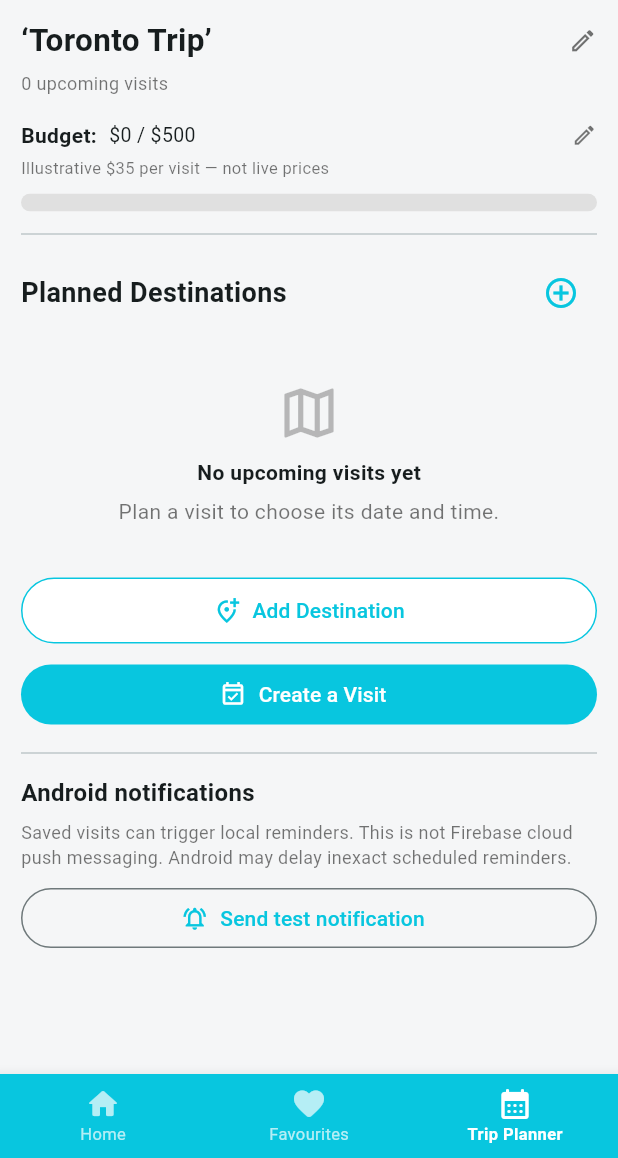
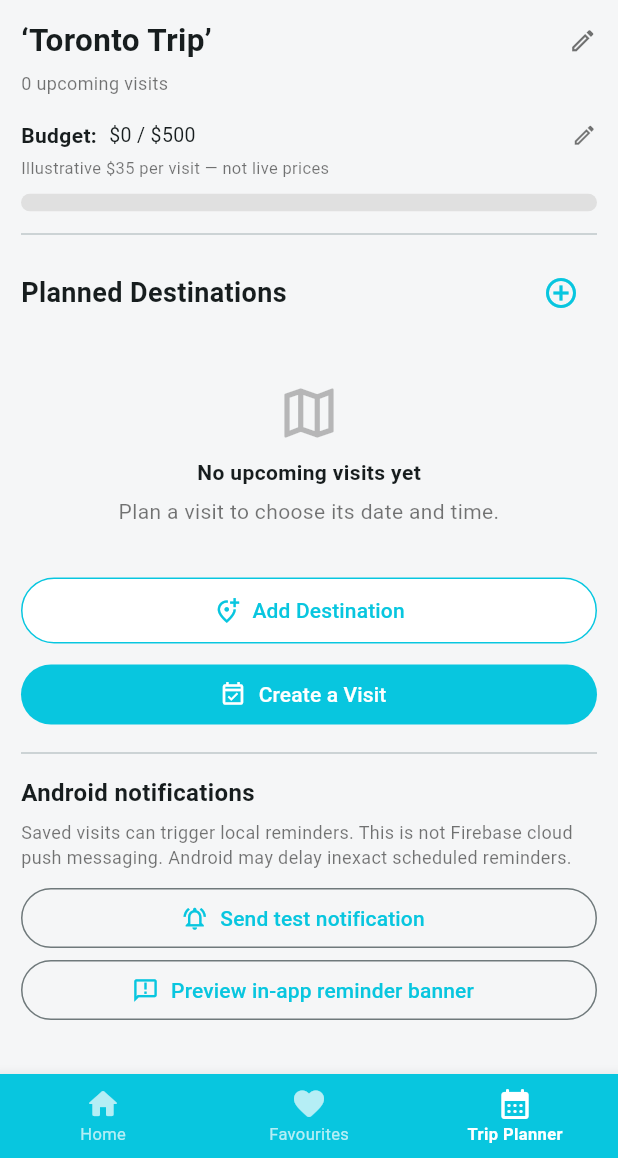
Before and after one commit to EbaadAwan/Mobile_Devices_TravelBuddy, a Flutter app: the screen it shows after launch, after a tap on "Find Nearby Attractions", after a tap on "Plan a trip", on a phone screen of 412 x 824 dp, the part 78-1236 px from its top. Run offline on Flutter 3.47's test engine with Material 3 defaults, Android fonts, the phone set to English and light mode, and no system bars; our stand-ins replace cached_network_image, flutter_local_notifications, flutter_timezone, geolocator, image_picker, shared_preferences and 1 more; network calls fail.

Commit message:
feat: add multi-stage trip reminders and notification improvements

```diff
--- /dev/null
+++ b/travelbuddy/lib/features/reminders/reminder_banner.dart
@@ -0,0 +1,188 @@
+import 'dart:async';
+
+import 'package:flutter/material.dart';
+
+import '../../services/travel_notification_service.dart';
+import '../trips/trip_plan.dart';
+import '../trips/trip_store.dart';
+import 'reminder_schedule.dart';
+
+/// Sends previews and foreground timer events to the visible application.
+class ReminderBannerBus extends ChangeNotifier {
+  ReminderBannerBus._();
+  static final ReminderBannerBus instance = ReminderBannerBus._();
+
+  ReminderBannerMessage? _message;
+  ReminderBannerMessage? get message => _message;
+
+  void show(ReminderBannerMessage message) {
+    _message = message;
+    notifyListeners();
+  }
+
+  void preview(TripPlan? trip) => show(ReminderBannerMessage(
+        title: 'TravelBuddy reminder preview',
+        body: trip == null
+            ? 'Your next visit will appear here.'
+            : '${trip.destinationName} — open your planned visit',
+        tripId: trip?.id,
+      ));
+}
+
+class ReminderBannerMessage {
+  const ReminderBannerMessage({
+    required this.title,
+    required this.body,
+    this.tripId,
+  });
+  final String title;
+  final String body;
+  final String? tripId;
+}
+
+/// In-app banners require a running foreground process. Android's separately
+/// scheduled notification handles delivery in the background / after exit.
+class TravelBuddyReminderOverlay extends StatefulWidget {
+  const TravelBuddyReminderOverlay({super.key, required this.child});
+  final Widget child;
+
+  @override
+  State<TravelBuddyReminderOverlay> createState() =>
+      _TravelBuddyReminderOverlayState();
+}
+
+class _TravelBuddyReminderOverlayState extends State<TravelBuddyReminderOverlay>
+    with WidgetsBindingObserver {
+  final _store = TripStore.instance;
+  final _bus = ReminderBannerBus.instance;
+  final Set<String> _shown = {};
+  Timer? _next;
+  Timer? _dismiss;
+  ReminderBannerMessage? _visible;
+  bool _inForeground = true;
+
+  @override
+  void initState() {
+    super.initState();
+    WidgetsBinding.instance.addObserver(this);
+    _store.addListener(_scheduleNext);
+    _bus.addListener(_showBusMessage);
+    _store.load().then((_) {
+      if (mounted) _scheduleNext();
+    });
+  }
+
+  @override
+  void didChangeAppLifecycleState(AppLifecycleState state) {
+    _inForeground = state == AppLifecycleState.resumed;
+    _scheduleNext();
+  }
+
+  void _scheduleNext() {
+    _next?.cancel();
+    if (!_inForeground || !_store.loaded || _store.loadError != null) return;
+    final now = DateTime.now();
+    final upcoming = <TripReminderEvent>[
+      for (final trip in _store.upcoming)
+        ...TripReminderSchedule.upcoming(trip, now: now),
+    ]..sort((a, b) => a.at.compareTo(b.at));
+    if (upcoming.isEmpty) return;
+    final first = upcoming.first;
+    final delay = first.at.difference(now);
+    _next = Timer(delay, () {
+      if (!mounted || !_inForeground) return;
+      if (_shown.add('${first.notificationId}:${first.at.microsecondsSinceEpoch}')) {
+        _bus.show(ReminderBannerMessage(
+          title: first.title,
+          body: first.body,
+          tripId: first.tripId,
+        ));
+      }
+      _scheduleNext();
+    });
+  }
+
+  void _showBusMessage() {
+    if (!mounted || !_inForeground) return;
+    final message = _bus.message;
+    if (message == null) return;
+    _dismiss?.cancel();
+    setState(() => _visible = message);
+    _dismiss = Timer(const Duration(seconds: 8), () {
+      if (mounted) setState(() => _visible = null);
+    });
+  }
+
+  void _openVisit() {
+    final id = _visible?.tripId;
+    _dismiss?.cancel();
+    setState(() => _visible = null);
+    if (id != null) TravelNotificationService.instance.openTrip(id);
+  }
+
+  @override
+  void dispose() {
+    _next?.cancel();
+    _dismiss?.cancel();
+    _store.removeListener(_scheduleNext);
+    _bus.removeListener(_showBusMessage);
+    WidgetsBinding.instance.removeObserver(this);
+    super.dispose();
+  }
+
+  @override
+  Widget build(BuildContext context) => Stack(
+        children: [
+          widget.child,
+          if (_visible != null)
+            Positioned(
+              top: 0,
+              left: 12,
+              right: 12,
+              child: SafeArea(
+                child: Material(
+                  color: const Color(0xFFE9FCFF),
+                  elevation: 10,
+                  borderRadius: BorderRadius.circular(14),
+                  child: Padding(
+                    padding: const EdgeInsets.all(12),
+                    child: Row(
+                      children: [
+                        const Icon(Icons.notifications_active,
+                            color: Color(0xFF007E91)),
+                        const SizedBox(width: 10),
+                        Expanded(
+                          child: Column(
+                            mainAxisSize: MainAxisSize.min,
+                            crossAxisAlignment: CrossAxisAlignment.start,
+                            children: [
+                              Text(_visible!.title,
+                                  style: const TextStyle(
+                                      fontWeight: FontWeight.bold)),
+                              Text(_visible!.body,
+                                  style: const TextStyle(fontSize: 12)),
+                              if (_visible!.tripId != null)
+                                TextButton(
+                                  onPressed: _openVisit,
+                                  child: const Text('View trip'),
+                                ),
+                            ],
+                          ),
+                        ),
+                        IconButton(
+                          tooltip: 'Dismiss reminder',
+                          onPressed: () {
+                            _dismiss?.cancel();
+                            setState(() => _visible = null);
+                          },
+                          icon: const Icon(Icons.close),
+                        ),
+                      ],
+                    ),
+                  ),
+                ),
+              ),
+            ),
+        ],
+      );
+}
--- /dev/null
+++ b/travelbuddy/lib/features/reminders/reminder_schedule.dart
@@ -0,0 +1,73 @@
+import '../trips/trip_plan.dart';
+
+/// A device-local reminder. Time values are derived from the visit start time.
+class TripReminderEvent {
+  const TripReminderEvent({
+    required this.tripId,
+    required this.notificationId,
+    required this.minutesBefore,
+    required this.at,
+    required this.title,
+    required this.body,
+  });
+
+  final String tripId;
+  final int notificationId;
+  final int minutesBefore;
+  final DateTime at;
+  final String title;
+  final String body;
+
+  String get payload => 'trip:$tripId';
+}
+
+class TripReminderSchedule {
+  const TripReminderSchedule._();
+
+  static const slots = ['early', 'half-hour', 'five-minute'];
+
+  /// Stable IDs even if the user changes the first reminder from 60 to 90.
+  static int idFor(String tripId, String slot) {
+    var hash = 0x811c9dc5;
+    for (final codeUnit in '$tripId:reminder:$slot'.codeUnits) {
+      hash = ((hash ^ codeUnit) * 0x01000193) & 0x7fffffff;
+    }
+    return hash == 0 ? 1 : hash;
+  }
+
+  static List<int> allIds(String tripId) => [
+        for (final slot in slots) idFor(tripId, slot),
+      ];
+
+  static List<TripReminderEvent> upcoming(TripPlan trip, {DateTime? now}) {
+    final instant = now ?? DateTime.now();
+    final preferences = trip.reminders;
+    final options = <(String, int)>[
+      if (preferences.firstEnabled) ('early', preferences.firstMinutes),
+      if (preferences.thirtyEnabled) ('half-hour', 30),
+      if (preferences.fiveEnabled) ('five-minute', 5),
+    ];
+    final result = <TripReminderEvent>[];
+    for (final (slot, minutes) in options) {
+      final at = trip.visitAt.subtract(Duration(minutes: minutes));
+      if (!at.isAfter(instant)) continue; // Never schedule in the past.
+      result.add(TripReminderEvent(
+        tripId: trip.id,
+        notificationId: idFor(trip.id, slot),
+        minutesBefore: minutes,
+        at: at,
+        title: 'TravelBuddy · Visit in $minutes minutes',
+        body: '${trip.destinationName} — ${_formatVisit(trip.visitAt)}',
+      ));
+    }
+    return result..sort((a, b) => a.at.compareTo(b.at));
+  }
+
+  static String _formatVisit(DateTime at) {
+    final hour = at.hour % 12 == 0 ? 12 : at.hour % 12;
+    final minute = at.minute.toString().padLeft(2, '0');
+    final period = at.hour < 12 ? 'AM' : 'PM';
+    return '${at.year}-${at.month.toString().padLeft(2, '0')}-'
+        '${at.day.toString().padLeft(2, '0')} at $hour:$minute $period';
+  }
+}
--- /dev/null
+++ b/travelbuddy/lib/features/reminders/trip_focus_controller.dart
@@ -0,0 +1,16 @@
+import 'package:flutter/foundation.dart';
+
+/// Carries a notification's visit ID to the planner after tab navigation.
+class TripFocusController extends ChangeNotifier {
+  TripFocusController._();
+  static final TripFocusController instance = TripFocusController._();
+
+  String? _tripId;
+  String? get tripId => _tripId;
+
+  void focus(String id) {
+    if (id.isEmpty) return;
+    _tripId = id;
+    notifyListeners();
+  }
+}
--- /dev/null
+++ b/travelbuddy/lib/features/trips/reminder_preferences.dart
@@ -0,0 +1,58 @@
+/// Per-visit reminder settings, persisted within TripPlan JSON.
+/// Existing visits use the default 60/30/5 minute schedule.
+class ReminderPreferences {
+  const ReminderPreferences({
+    this.firstMinutes = 60,
+    this.firstEnabled = true,
+    this.thirtyEnabled = true,
+    this.fiveEnabled = true,
+  }) : assert(firstMinutes == 60 || firstMinutes == 90);
+
+  final int firstMinutes;
+  final bool firstEnabled;
+  final bool thirtyEnabled;
+  final bool fiveEnabled;
+
+  List<int> get enabledMinutes => [
+        if (firstEnabled) firstMinutes,
+        if (thirtyEnabled) 30,
+        if (fiveEnabled) 5,
+      ];
+
+  ReminderPreferences copyWith({
+    int? firstMinutes,
+    bool? firstEnabled,
+    bool? thirtyEnabled,
+    bool? fiveEnabled,
+  }) =>
+      ReminderPreferences(
+        firstMinutes: firstMinutes ?? this.firstMinutes,
+        firstEnabled: firstEnabled ?? this.firstEnabled,
+        thirtyEnabled: thirtyEnabled ?? this.thirtyEnabled,
+        fiveEnabled: fiveEnabled ?? this.fiveEnabled,
+      );
+
+  Map<String, dynamic> toJson() => {
+        'firstMinutes': firstMinutes,
+        'firstEnabled': firstEnabled,
+        'thirtyEnabled': thirtyEnabled,
+        'fiveEnabled': fiveEnabled,
+      };
+
+  factory ReminderPreferences.fromJson(Object? value) {
+    if (value is! Map) return const ReminderPreferences();
+    final first = value['firstMinutes'];
+    return ReminderPreferences(
+      firstMinutes: first == 90 ? 90 : 60,
+      firstEnabled: value['firstEnabled'] is bool
+          ? value['firstEnabled'] as bool
+          : true,
+      thirtyEnabled: value['thirtyEnabled'] is bool
+          ? value['thirtyEnabled'] as bool
+          : true,
+      fiveEnabled: value['fiveEnabled'] is bool
+          ? value['fiveEnabled'] as bool
+          : true,
+    );
+  }
+}
--- a/travelbuddy/lib/features/trips/trip_plan.dart
+++ b/travelbuddy/lib/features/trips/trip_plan.dart
@@ -1,3 +1,5 @@
+import 'reminder_preferences.dart';
+
 /// A single scheduled visit. All dates are stored as local wall-clock times.
 class TripPlan {
   const TripPlan({
@@ -7,6 +9,7 @@ class TripPlan {
     required this.visitAt,
     this.destinationLocation = '',
     this.notes = '',
+    this.reminders = const ReminderPreferences(),
   });
 
   final String id;
@@ -15,6 +18,7 @@ class TripPlan {
   final String destinationLocation;
   final DateTime visitAt;
   final String notes;
+  final ReminderPreferences reminders;
 
   TripPlan copyWith({
     String? title,
@@ -22,6 +26,7 @@ class TripPlan {
     String? destinationLocation,
     DateTime? visitAt,
     String? notes,
+    ReminderPreferences? reminders,
   }) => TripPlan(
         id: id,
         title: title ?? this.title,
@@ -29,6 +34,7 @@ class TripPlan {
         destinationLocation: destinationLocation ?? this.destinationLocation,
         visitAt: visitAt ?? this.visitAt,
         notes: notes ?? this.notes,
+        reminders: reminders ?? this.reminders,
       );
 
   Map<String, dynamic> toJson() => {
@@ -38,6 +44,7 @@ class TripPlan {
         'destinationLocation': destinationLocation,
         'visitAt': visitAt.toIso8601String(),
         'notes': notes,
+        'reminders': reminders.toJson(),
       };
 
   factory TripPlan.fromJson(Map<String, dynamic> json) => TripPlan(
@@ -47,6 +54,7 @@ class TripPlan {
         destinationLocation: json['destinationLocation'] as String? ?? '',
         visitAt: DateTime.parse(json['visitAt'] as String),
         notes: json['notes'] as String? ?? '',
+        reminders: ReminderPreferences.fromJson(json['reminders']),
       );
 
   /// A stable ID across launches, used to update/cancel one reminder.
--- a/travelbuddy/lib/features/trips/trip_planner_screen.dart
+++ b/travelbuddy/lib/features/trips/trip_planner_screen.dart
@@ -5,6 +5,9 @@ import '../activity/activity_status_widgets.dart';
 import 'trip_editor_dialog.dart';
 import 'trip_plan.dart';
 import 'trip_store.dart';
+import '../reminders/trip_focus_controller.dart';
+import '../reminders/visit_countdown.dart';
+import '../reminders/reminder_banner.dart';
 
 const _cyan = Color(0xFF08C6DF);
 
@@ -20,11 +23,37 @@ class TripPlannerFeature extends StatefulWidget {
 
 class _TripPlannerFeatureState extends State<TripPlannerFeature> {
   final _store = TripStore.instance;
+  final Map<String, GlobalKey> _cardKeys = {};
+
+  void _focusVisit() {
+    if (!mounted) return;
+    setState(() {});
+    WidgetsBinding.instance.addPostFrameCallback((_) {
+      if (!mounted) return;
+      final id = TripFocusController.instance.tripId;
+      final target = id == null ? null : _cardKeys[id]?.currentContext;
+      if (target != null) {
+        Scrollable.ensureVisible(target,
+            duration: const Duration(milliseconds: 350),
+            alignment: 0.15);
+      }
+    });
+  }
+
+  @override
+  void dispose() {
+    TripFocusController.instance.removeListener(_focusVisit);
+    _store.removeListener(_focusVisit);
+    super.dispose();
+  }
 
   @override
   void initState() {
     super.initState();
     _store.load();
+    TripFocusController.instance.addListener(_focusVisit);
+    _store.addListener(_focusVisit);
+    WidgetsBinding.instance.addPostFrameCallback((_) => _focusVisit());
   }
 
   void _message(String message) {
@@ -102,6 +131,11 @@ class _TripPlannerFeatureState extends State<TripPlannerFeature> {
     } catch (_) {
       _message('Unable to remove this visit.');
     }
+  }
+
+  void _previewInAppBanner() {
+    final trips = _store.upcoming;
+    ReminderBannerBus.instance.preview(trips.isEmpty ? null : trips.first);
   }
 
   Future<void> _testNotification() async {
@@ -233,6 +267,8 @@ class _TripPlannerFeatureState extends State<TripPlannerFeature> {
                 Padding(
                   padding: const EdgeInsets.only(bottom: 10),
                   child: _VisitCard(
+                    key: _cardKeys.putIfAbsent(trip.id, () => GlobalKey()),
+                    focused: TripFocusController.instance.tripId == trip.id,
                     trip: trip,
                     onEdit: () => TripEditorDialog.open(context, existing: trip),
                     onDelete: () => _delete(trip),
@@ -267,6 +303,8 @@ class _TripPlannerFeatureState extends State<TripPlannerFeature> {
                     Padding(
                       padding: const EdgeInsets.only(bottom: 10),
                       child: _VisitCard(
+                        key: _cardKeys.putIfAbsent(trip.id, () => GlobalKey()),
+                        focused: TripFocusController.instance.tripId == trip.id,
                         trip: trip,
                         onEdit: () => TripEditorDialog.open(context, existing: trip),
                         onDelete: () => _delete(trip),
@@ -291,6 +329,11 @@ class _TripPlannerFeatureState extends State<TripPlannerFeature> {
               icon: const Icon(Icons.notifications_active_outlined),
               label: const Text('Send test notification'),
             ),
+            OutlinedButton.icon(
+              onPressed: _previewInAppBanner,
+              icon: const Icon(Icons.announcement_outlined),
+              label: const Text('Preview in-app reminder banner'),
+            ),
           ],
         );
       },
@@ -300,11 +343,14 @@ class _TripPlannerFeatureState extends State<TripPlannerFeature> {
 
 class _VisitCard extends StatelessWidget {
   const _VisitCard({
+    super.key,
+    this.focused = false,
     required this.trip,
     required this.onEdit,
     required this.onDelete,
   });
   final TripPlan trip;
+  final bool focused;
   final VoidCallback onEdit;
   final VoidCallback onDelete;
 
@@ -316,6 +362,7 @@ class _VisitCard extends StatelessWidget {
     );
     return Card(
       margin: EdgeInsets.zero,
+      color: focused ? const Color(0xFFE9FCFF) : null,
       child: Padding(
         padding: const EdgeInsets.all(12),
         child: Column(
@@ -342,6 +389,10 @@ class _VisitCard extends StatelessWidget {
               ],
             ),
             Text(trip.title, style: const TextStyle(fontSize: 13)),
+            VisitCountdown(visitAt: trip.visitAt),
+            if (focused)
+              const Text('Opened from your reminder',
+                  style: TextStyle(fontSize: 11, color: Color(0xFF007E91))),
             const SizedBox(height: 5),
             Row(
               children: [
--- a/travelbuddy/lib/main.dart
+++ b/travelbuddy/lib/main.dart
@@ -11,6 +11,7 @@ import 'features/trips/trip_planner_screen.dart';
 import 'features/trips/trip_store.dart';
 import 'features/activity/activity_status_widgets.dart';
 import 'services/travel_notification_service.dart';
+import 'features/reminders/reminder_banner.dart';
 
 void main() {
   runApp(const TravelBuddyApp());
@@ -52,7 +53,7 @@ class TravelBuddyApp extends StatelessWidget {
           shape: RoundedRectangleBorder(borderRadius: BorderRadius.circular(4)),
         ),
       ),
-      home: const TravelBuddyShell(),
+      home: const TravelBuddyReminderOverlay(child: TravelBuddyShell()),
     );
   }
 }
--- a/travelbuddy/lib/services/travel_notification_service.dart
+++ b/travelbuddy/lib/services/travel_notification_service.dart
@@ -5,6 +5,8 @@ import 'package:timezone/data/latest_all.dart' as timezone_data;
 import 'package:timezone/timezone.dart' as tz;
 
 import '../features/trips/trip_plan.dart';
+import '../features/reminders/reminder_schedule.dart';
+import '../features/reminders/trip_focus_controller.dart';
 
 /// Android local notifications. These are NOT Firebase/remote push messages.
 /// The Android emulator is the primary demonstration target.
@@ -26,6 +28,23 @@ class TravelNotificationService {
       channelDescription: 'Reminders for your upcoming scheduled visits',
       importance: Importance.high,
       priority: Priority.high,
+    ),
+  );
+  // A NEW channel ID is necessary because Android remembers the importance
+  // of previously created channels and won't update them from Dart.
+  static const _prominentTripDetails = NotificationDetails(
+    android: AndroidNotificationDetails(
+      'travelbuddy_trip_heads_up_v2',
+      'Upcoming visit alerts',
+      channelDescription: 'Time-sensitive reminders for planned visits',
+      importance: Importance.max,
+      priority: Priority.max,
+      playSound: true,
+      enableVibration: true,
+      actions: <AndroidNotificationAction>[
+        AndroidNotificationAction('view_trip', 'View trip',
+            showsUserInterface: true),
+      ],
     ),
   );
   static const _favoriteDetails = NotificationDetails(
@@ -74,9 +93,18 @@ class TravelNotificationService {
 
   void _openFromPayload(String? payload) {
     if (payload == null) return;
-    if (payload.startsWith('trip:')) _onSelectTab?.call(2);
+    if (payload.startsWith('trip:')) {
+      final id = payload.substring('trip:'.length);
+      if (id != 'test') {
+        TripFocusController.instance.focus(id);
+      }
+      _onSelectTab?.call(2);
+    }
     if (payload.startsWith('favorite:')) _onSelectTab?.call(1);
   }
+
+  /// Used by both native notification actions and the in-app View trip button.
+  void openTrip(String tripId) => _openFromPayload('trip:$tripId');
 
   Future<bool> requestPermission() async {
     if (!isAndroid) return false;
@@ -125,10 +153,45 @@ class TravelNotificationService {
     return true;
   }
 
+  /// Schedule up to three *distinct* Android notifications per visit.
+  /// Existing legacy reminders are cancelled so migration cannot duplicate.
+  /// Returns the number successfully registered with Android.
+  Future<int> scheduleTripReminders(TripPlan trip) async {
+    if (!isAndroid) return 0;
+    await initialize();
+    await cancelTrip(trip);
+    final events = TripReminderSchedule.upcoming(trip);
+    if (events.isEmpty || !_timezoneReady || !await requestPermission()) {
+      return 0;
+    }
+    var count = 0;
+    for (final event in events) {
+      try {
+        await _plugin.zonedSchedule(
+          event.notificationId,
+          event.title,
+          event.body,
+          tz.TZDateTime.from(event.at, tz.local),
+          _prominentTripDetails,
+          // Avoid exact-alarm permission / Play Store policy restrictions.
+          androidScheduleMode: AndroidScheduleMode.inexactAllowWhileIdle,
+          payload: event.payload,
+        );
+        count++;
+      } catch (error) {
+        debugPrint('Could not schedule ${event.minutesBefore}m reminder: $error');
+      }
+    }
+    return count;
+  }
+
   Future<void> cancelTrip(TripPlan trip) async {
     if (!isAndroid) return;
     await initialize();
     await _plugin.cancel(trip.notificationId);
+    for (final id in TripReminderSchedule.allIds(trip.id)) {
+      await _plugin.cancel(id);
+    }
   }
 
   /// This is a LOCAL alert about the user's own favourite action.
@@ -158,7 +221,7 @@ class TravelNotificationService {
       900002,
       'TravelBuddy notifications are working',
       'This is a local Android test notification.',
-      _reminderDetails,
+      _prominentTripDetails,
       payload: 'trip:test',
     );
     return true;
```
Also changed, not shown: travelbuddy/lib/features/reminders/visit_countdown.dart (added, +53 -0 lines), travelbuddy/lib/features/trips/trip_editor_dialog.dart (+64 -7 lines), 4 other files.
